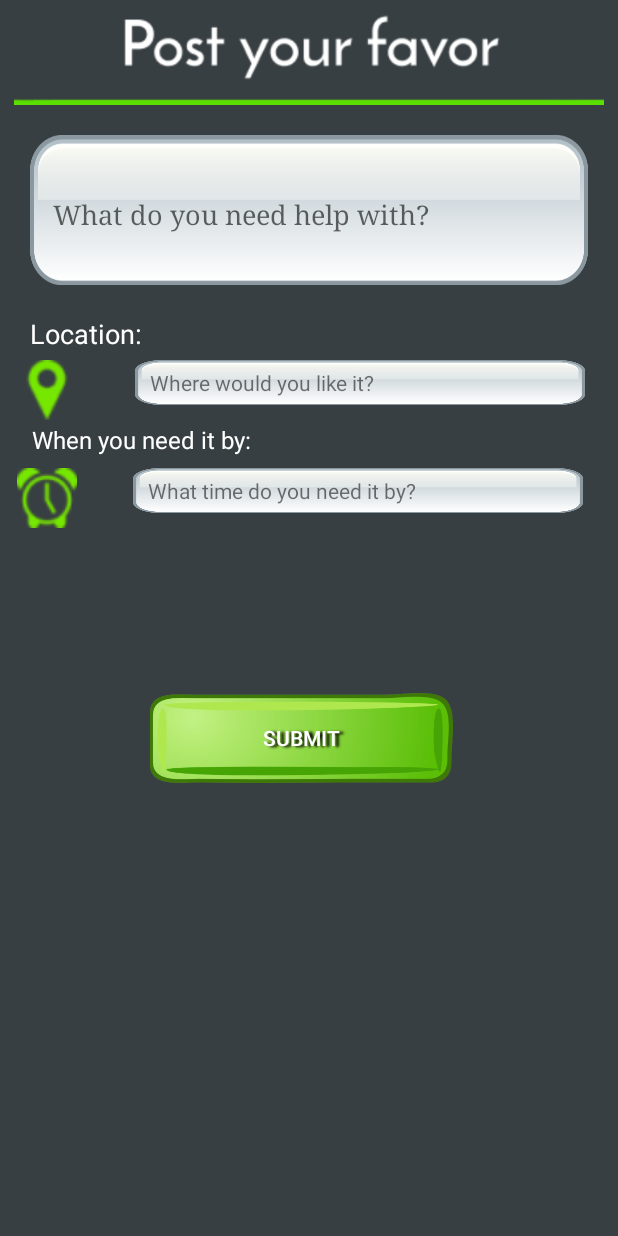
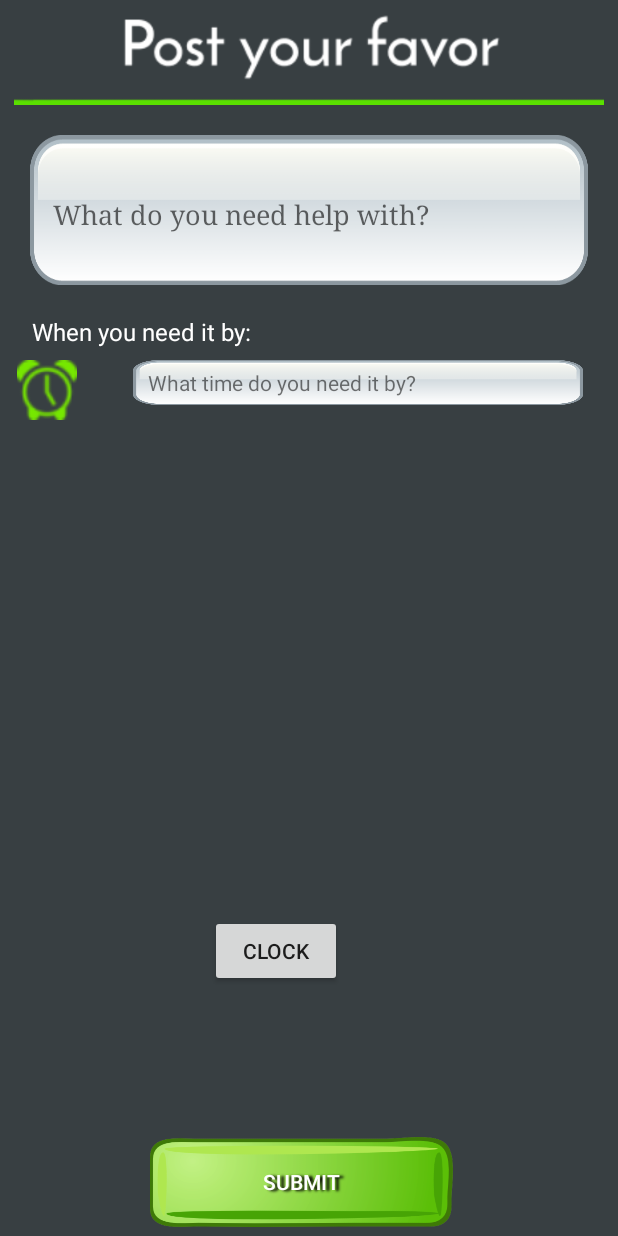
Before and after one commit to miaog/iHaveAFavor, an Android app: the SubmitFavorForm screen opened directly, with no data from a screen before it, on a phone screen of 412 x 824 dp. Run offline under Robolectric (Android 15) with nearby library versions, the phone set to English and light mode, and no system bars; libraries missing offline, so code that uses them is left out: com.parse.

Commit message:
fixing post favor page

```diff
--- a/iHaveAFavor/app/src/main/res/layout/activity_submit_favor_form.xml
+++ b/iHaveAFavor/app/src/main/res/layout/activity_submit_favor_form.xml
@@ -48,52 +48,6 @@
         android:singleLine="false"
         android:selectAllOnFocus="false"
         android:textAppearance="@android:style/TextAppearance.DeviceDefault.Medium.Inverse" />
-        <RelativeLayout
-            android:id="@+id/location_label"
-            android:layout_width="match_parent"
-            android:layout_height="30dp">
-            <TextView android:id="@+id/location"
-                android:layout_marginLeft="20sp"
-                android:padding="0dp"
-                android:textColor="@color/white"
-                android:textSize="18sp"
-                android:text = "Location: "
-                android:layout_height="match_parent"
-                android:layout_width="200dp" />
-        </RelativeLayout>
-
-        <RelativeLayout
-            android:id="@+id/location_layout"
-            android:layout_width="wrap_content"
-            android:layout_height="42dp">
-
-            <ImageView
-                android:layout_width="40dp"
-                android:layout_height="40dp"
-                android:src="@drawable/location"
-                android:layout_marginLeft="11dp"
-                android:layout_marginStart="11dp"
-                android:layout_alignParentTop="true"
-                android:layout_alignParentLeft="true"
-                android:layout_alignParentStart="true" />
-
-            <TextView android:id="@+id/place_message"
-
-                android:paddingTop="5dp"
-                android:paddingStart="10sp"
-                android:paddingLeft="10sp"
-                android:text = "@string/place_message"
-                android:background="@drawable/text_box"
-                android:layout_height="30dp"
-                android:hint="@string/place_message"
-                android:layout_width="300dp"
-                android:layout_marginRight="22dp"
-                android:layout_marginEnd="22dp"
-                android:layout_alignParentTop="true"
-                android:layout_alignParentRight="true"
-                android:layout_alignParentEnd="true" />
-
-        </RelativeLayout>
 
         <RelativeLayout
             android:id="@+id/time_label"
@@ -144,6 +98,15 @@
                 android:layout_alignParentStart="true" />
         </RelativeLayout>
 
+        <Button
+            android:text="Clock"
+            android:layout_width="wrap_content"
+            android:layout_height="wrap_content"
+            android:layout_marginTop="320dp"
+            android:layout_marginLeft="140dp"
+            android:id="@+id/clock_button"
+            android:onClick="showTimePickerDialog"/>
+
         <Button android:layout_marginLeft="100dp"
             android:layout_marginRight="110dp"
             android:layout_marginTop="100dp"
@@ -158,6 +121,7 @@
             android:background="@drawable/button"
             android:text="@string/form_submit"
             android:onClick="submitFavor"/>
+
     </LinearLayout>
 
 </android.support.design.widget.CoordinatorLayout>
```
Also changed, not shown: iHaveAFavor/app/src/main/java/com/example/gloriamiao/ihaveafavor/SubmitFavorForm.java (+51 -21 lines).
